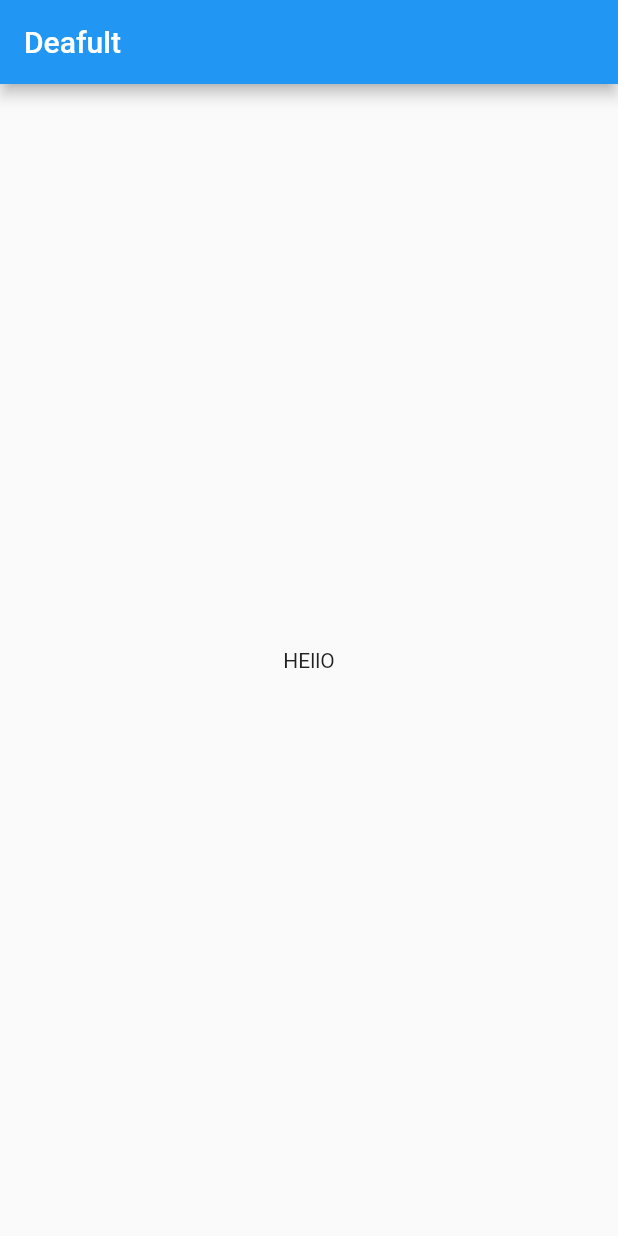
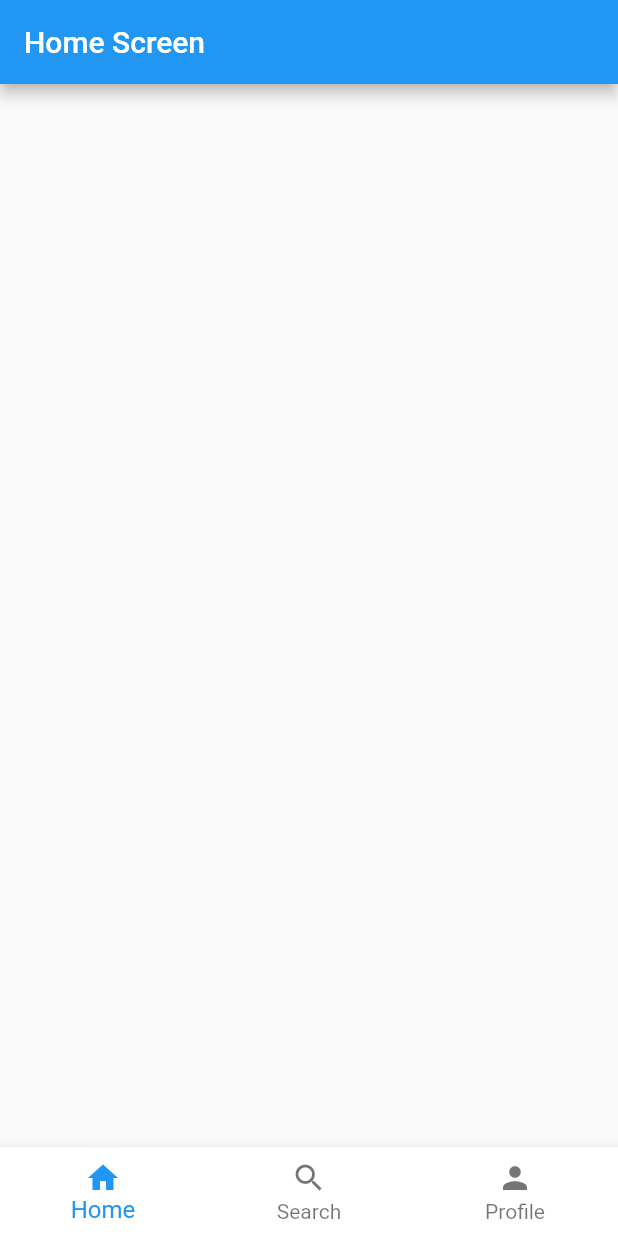
Before and after one commit to Abdusamad98/flutter_nt_ten, a Flutter app: the screen it shows after launch, on a phone screen of 412 x 824 dp. Run offline on Flutter 3.47's test engine with Material 3 defaults, Android fonts, the phone set to English and light mode, and no system bars.

Commit message:
Some changes

```diff
--- a/lib/hello_screen.dart
+++ /dev/null
@@ -1,16 +0,0 @@
-import 'package:flutter/material.dart';
-import 'package:flutter_nt_ten/utils/colors/app_colors.dart';
-
-
-class HelloScreen extends StatelessWidget {
-  const HelloScreen({super.key});
-
-  @override
-  Widget build(BuildContext context) {
-    return Scaffold(
-      backgroundColor: AppColors.white,
-      appBar: AppBar(title: Text("Deafult"),),
-      body: Center(child: const Text("HEllO"),),
-    );
-  }
-}
--- a/lib/main.dart
+++ b/lib/main.dart
@@ -1,12 +1,14 @@
 import 'package:flutter/material.dart';
-import 'package:flutter_nt_ten/hello_screen.dart';
+import 'package:flutter_nt_ten/screens/tab_box1.dart';
+import 'package:flutter_nt_ten/screens/tab_box2.dart';
+import 'package:flutter_nt_ten/screens/tab_box3.dart';
 
 void main() {
   runApp(
     MaterialApp(
       debugShowCheckedModeBanner: false,
       theme: ThemeData(useMaterial3: false),
-      home: HelloScreen(),
+      home: TabBox3(),
     ),
   );
 }
--- /dev/null
+++ b/lib/screens/home_screen.dart
@@ -0,0 +1,27 @@
+import 'package:flutter/material.dart';
+
+class HomeScreen extends StatefulWidget {
+  const HomeScreen({super.key});
+
+  @override
+  State<HomeScreen> createState() => _HomeScreenState();
+}
+
+class _HomeScreenState extends State<HomeScreen> {
+
+  @override
+  void initState() {
+    print("HOME QAYTA CHIZILDI");
+
+    super.initState();
+  }
+
+  @override
+  Widget build(BuildContext context) {
+    return Scaffold(
+      appBar: AppBar(
+        title: Text("Home Screen"),
+      ),
+    );
+  }
+}
--- /dev/null
+++ b/lib/screens/tab_box3.dart
@@ -0,0 +1,97 @@
+import 'package:flutter/material.dart';
+import 'package:flutter_nt_ten/screens/home_screen.dart';
+import 'package:flutter_nt_ten/screens/profile_screen.dart';
+import 'package:flutter_nt_ten/screens/search_screen.dart';
+
+class TabBox3 extends StatefulWidget {
+  const TabBox3({super.key});
+
+  @override
+  State<TabBox3> createState() => _TabBox3State();
+}
+
+class _TabBox3State extends State<TabBox3> {
+  int _activeIndex = 0;
+
+  @override
+  Widget build(BuildContext context) {
+    return Scaffold(
+      body: HomeScreen(),
+      bottomNavigationBar: BottomNavigationBar(
+        onTap: (newActiveIndex) {
+          _activeIndex = newActiveIndex;
+          setState(() {});
+          switch (newActiveIndex) {
+            case 1:
+              {
+                Navigator.push(
+                  context,
+                  MaterialPageRoute(
+                    builder: (context) {
+                      return SearchScreen(
+                        onTap: () {
+                          setState(() {
+                            _activeIndex = 0;
+                          });
+                        },
+                      );
+                    },
+                  ),
+                );
+                break;
+              }
+            case 2:
+              {
+                Navigator.push(
+                  context,
+                  MaterialPageRoute(
+                    builder: (context) {
+                      return ProfileScreen(
+                        onTap: () {
+                          setState(() {
+                            _activeIndex = 0;
+                          });
+                        },
+                      );
+                    },
+                  ),
+                );
+                break;
+              }
+          }
+        },
+        currentIndex: _activeIndex,
+        type: BottomNavigationBarType.fixed,
+        selectedFontSize: 16,
+        unselectedFontSize: 14,
+        backgroundColor: Colors.white,
+        items: const [
+          BottomNavigationBarItem(
+            activeIcon: Icon(
+              Icons.home,
+              color: Colors.blue,
+            ),
+            icon: Icon(Icons.home),
+            label: "Home",
+          ),
+          BottomNavigationBarItem(
+            activeIcon: Icon(
+              Icons.search,
+              color: Colors.blue,
+            ),
+            icon: Icon(Icons.search),
+            label: "Search",
+          ),
+          BottomNavigationBarItem(
+            activeIcon: Icon(
+              Icons.person,
+              color: Colors.blue,
+            ),
+            icon: Icon(Icons.person),
+            label: "Profile",
+          ),
+        ],
+      ),
+    );
+  }
+}
```
Also changed, not shown: lib/screens/profile_screen.dart (added, +38 -0 lines), lib/screens/search_screen.dart (added, +35 -0 lines), lib/screens/tab_box1.dart (added, +70 -0 lines), lib/screens/tab_box2.dart (added, +73 -0 lines), 2 other files.
